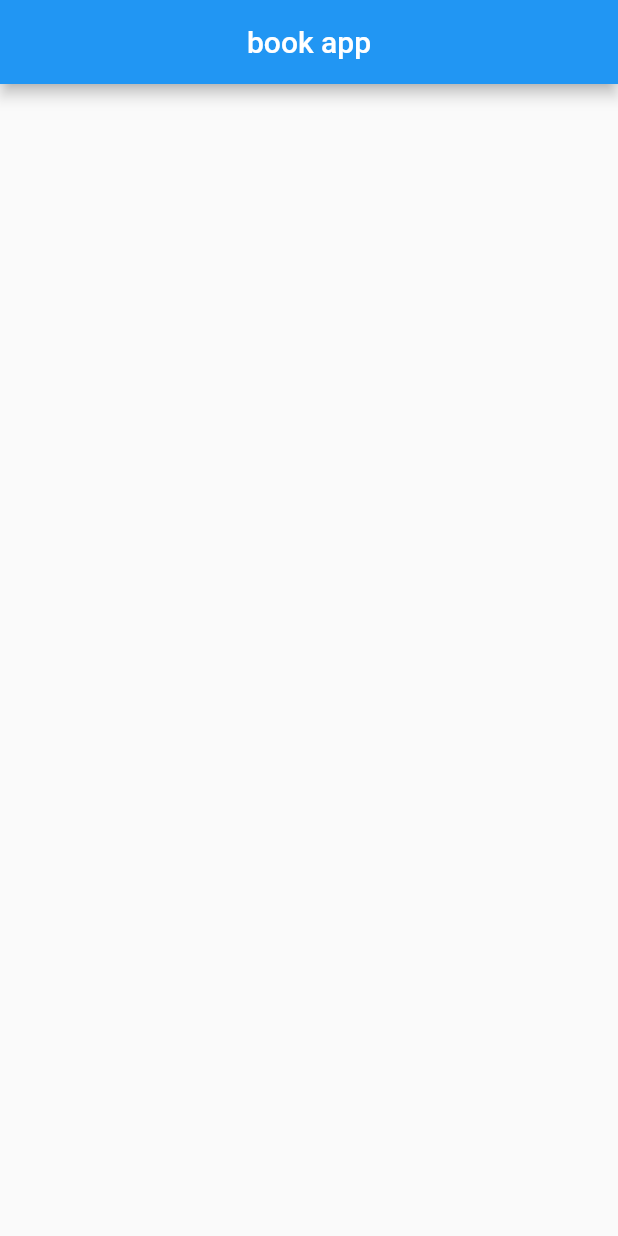
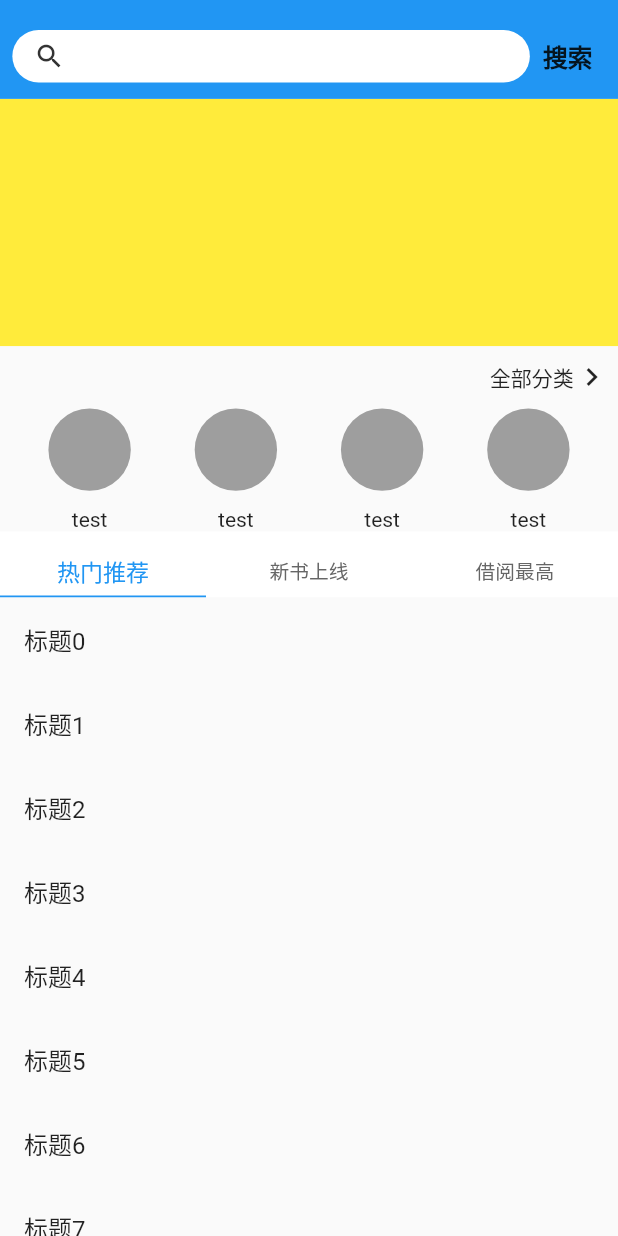
Before and after one commit to crazyball666/bookHouse, a Flutter app: the screen it shows after launch, on a phone screen of 412 x 824 dp. Run offline on Flutter 3.47's test engine with Material 2 defaults, Android fonts, the phone set to English and light mode, and no system bars.

Commit message:
首页布局，修改安卓配置

```diff
--- a/lib/main.dart
+++ b/lib/main.dart
@@ -1,8 +1,19 @@
 import 'package:bookApp/pages/rootPage.dart';
+import 'package:bookApp/util/CommonUtil.dart';
 import 'package:flutter/material.dart';
+import 'dart:io';
+import 'package:flutter/services.dart';
 
 void main() {
   runApp(MyApp());
+  if (Platform.isAndroid) {
+    //沉浸式状态栏
+    SystemUiOverlayStyle systemUiOverlayStyle =
+        SystemUiOverlayStyle(statusBarColor: Colors.transparent);
+    SystemChrome.setSystemUIOverlayStyle(systemUiOverlayStyle);
+  }
+  //竖版
+  SystemChrome.setPreferredOrientations([DeviceOrientation.portraitUp]);
 }
 
 class MyApp extends StatelessWidget {
@@ -10,10 +21,8 @@ class MyApp extends StatelessWidget {
   Widget build(BuildContext context) {
     return MaterialApp(
       title: '城市书屋',
-      theme: ThemeData(
-        primarySwatch: Colors.blue,
-        visualDensity: VisualDensity.adaptivePlatformDensity,
-      ),
+      debugShowCheckedModeBanner: false,
+      navigatorKey: CommonUtil.rootNavKey,
       home: AppRootPage(),
     );
   }
--- /dev/null
+++ b/lib/pages/Index/IndexPage.dart
@@ -0,0 +1,67 @@
+import 'package:bookApp/pages/Index/BannerView.dart';
+import 'package:bookApp/pages/Index/BooksTabBar.dart';
+import 'package:bookApp/pages/Index/CategoryView.dart';
+import 'package:bookApp/pages/Index/SearchBar.dart';
+import 'package:flutter/material.dart';
+import 'package:bookApp/util/ScreenUtil.dart';
+
+class IndexPage extends StatefulWidget {
+  @override
+  State<StatefulWidget> createState() => IndexPageState();
+}
+
+class IndexPageState extends State<IndexPage>
+    with SingleTickerProviderStateMixin {
+  FocusNode _searchFocusNode = FocusNode();
+  TabController _tabController;
+  List<String> _tabs = ["热门推荐", "新书上线", "借阅最高"];
+
+  void _onSearch(String text) {
+    print(text);
+  }
+
+  @override
+  void initState() {
+    super.initState();
+    _tabController = TabController(length: _tabs.length, vsync: this);
+  }
+
+  @override
+  Widget build(BuildContext context) {
+    return Listener(
+      onPointerDown: (event) {
+        if (_searchFocusNode.hasFocus) {
+          _searchFocusNode.unfocus();
+        }
+      },
+      child: Scaffold(
+        appBar: SearchBar(
+          focusNode: _searchFocusNode,
+          onSearch: _onSearch,
+        ),
+        body: NestedScrollView(
+          headerSliverBuilder: (BuildContext context, bool innerBoxIsScrolled) {
+            return [
+              BannerView(),
+              CategoryView(
+                categoryList: ["1", "2", "3", "4"],
+              ),
+              BooksTabBar(
+                controller: _tabController,
+                tabs: _tabs,
+              ),
+            ];
+          },
+          body: ListView.builder(
+            itemBuilder: (BuildContext context, int index) {
+              return ListTile(
+                title: Text("标题$index"),
+              );
+            },
+            itemCount: 50,
+          ),
+        ),
+      ),
+    );
+  }
+}
--- /dev/null
+++ b/lib/pages/Index/SearchBar.dart
@@ -0,0 +1,92 @@
+import 'package:flutter/material.dart';
+import 'package:bookApp/util/ScreenUtil.dart';
+
+class SearchBar extends StatefulWidget implements PreferredSizeWidget {
+  final Function(String) onSearch;
+  final FocusNode focusNode;
+
+  SearchBar({
+    this.onSearch,
+    this.focusNode,
+  });
+
+  @override
+  Size get preferredSize => Size.fromHeight(120.w);
+
+  @override
+  State<StatefulWidget> createState() => _SearchBarState();
+}
+
+class _SearchBarState extends State<SearchBar> {
+  TextEditingController _textEditingController = TextEditingController();
+
+  void _onSearch(String text) {
+    if (widget.onSearch != null) {
+      widget.onSearch(text);
+    }
+  }
+
+  @override
+  Widget build(BuildContext context) {
+    return Container(
+      color: Colors.blue,
+      child: Stack(
+        children: [
+          Positioned(
+            left: 15.w,
+            right: 15.w,
+            bottom: 20.w,
+            child: Container(
+              child: Row(
+                children: [
+                  Expanded(
+                    child: Container(
+                      padding: EdgeInsets.symmetric(horizontal: 26.w),
+                      decoration: BoxDecoration(
+                        // border: Border.all(color: Color(0xFF333333), width: 1.w),
+                        borderRadius: BorderRadius.circular(50.w),
+                        color: Colors.white,
+                      ),
+                      child: Row(
+                        children: [
+                          Icon(
+                            Icons.search,
+                            color: Color(0xFF333333),
+                            size: 38.sp,
+                          ),
+                          Expanded(
+                            child: TextField(
+                              controller: _textEditingController,
+                              focusNode: widget.focusNode,
+                              decoration: InputDecoration(
+                                isDense: true,
+                                border: InputBorder.none,
+                              ),
+                              onSubmitted: _onSearch,
+                            ),
+                          ),
+                        ],
+                      ),
+                    ),
+                  ),
+                  InkWell(
+                    onTap: () => _onSearch(_textEditingController.text),
+                    child: Padding(
+                      padding: EdgeInsets.symmetric(
+                          vertical: 10.w, horizontal: 16.w),
+                      child: Text(
+                        "搜索",
+                        style: TextStyle(
+                            fontSize: 30.sp, fontWeight: FontWeight.bold),
+                      ),
+                    ),
+                  ),
+                ],
+              ),
+            ),
+          ),
+        ],
+      ),
+    );
+  }
+}
--- a/lib/pages/rootPage.dart
+++ b/lib/pages/rootPage.dart
@@ -1,3 +1,6 @@
+import 'package:bookApp/pages/Index/IndexPage.dart';
+import 'package:bookApp/util/CommonUtil.dart';
+import 'package:bookApp/util/ScreenUtil.dart';
 import 'package:flutter/material.dart';
 
 class AppRootPage extends StatefulWidget {
@@ -6,13 +9,25 @@ class AppRootPage extends StatefulWidget {
 }
 
 class AppRootPageState extends State<AppRootPage> {
+  bool _hasInit = false;
+
+  @override
+  void initState() {
+    super.initState();
+    CommonUtil.rootContext = context;
+    Future.delayed(Duration()).then((_) {
+      ScreenUtil.init(context, designSize: Size(750, 1334));
+      setState(() {
+        _hasInit = true;
+      });
+    });
+  }
+
   @override
   Widget build(BuildContext context) {
-    return Scaffold(
-      appBar: AppBar(
-        centerTitle: true,
-        title: Text("book app"),
-      ),
-    );
+    if (!_hasInit) {
+      return Container();
+    }
+    return IndexPage();
   }
 }
--- /dev/null
+++ b/lib/util/CommonUtil.dart
@@ -0,0 +1,8 @@
+import 'package:flutter/material.dart';
+
+class CommonUtil {
+  static BuildContext rootContext;
+
+  /// MaterialApp的Navigator key,用于路由跳转,其实就Navigator组件
+  static final rootNavKey = new GlobalKey<NavigatorState>();
+}
--- /dev/null
+++ b/lib/util/ScreenUtil.dart
@@ -0,0 +1,148 @@
+import 'package:flutter/material.dart';
+
+/// 封装屏幕适配类
+///
+
+extension SizeExtension on num {
+  ///[ScreenUtil.setWidth]
+  num get w => ScreenUtil().setWidth(this);
+
+  ///[ScreenUtil.setHeight]
+  num get h => ScreenUtil().setHeight(this);
+
+  ///[ScreenUtil.setSp]
+  num get sp => ScreenUtil().setSp(this);
+
+  ///[ScreenUtil.setSp]
+  num get ssp => ScreenUtil().setSp(this, allowFontScalingSelf: true);
+
+  ///[ScreenUtil.setSp]
+  num get nsp => ScreenUtil().setSp(this, allowFontScalingSelf: false);
+
+  ///屏幕宽度的倍数
+  ///Multiple of screen width
+  num get wp => ScreenUtil().screenWidth * this;
+
+  ///屏幕高度的倍数
+  ///Multiple of screen height
+  num get hp => ScreenUtil().screenHeight * this;
+}
+
+class ScreenUtil {
+  static ScreenUtil _instance;
+  static const Size defaultSize = Size(1080, 1920);
+
+  /// UI设计中手机尺寸 , px
+  /// Size of the phone in UI Design , px
+  Size uiSize = defaultSize;
+
+  /// 控制字体是否要根据系统的“字体大小”辅助选项来进行缩放。默认值为false。
+  /// allowFontScaling Specifies whether fonts should scale to respect Text Size accessibility settings. The default is false.
+  bool allowFontScaling = false;
+
+  static double _pixelRatio;
+  static double _screenWidth;
+  static double _screenHeight;
+  static double _statusBarHeight;
+  static double _bottomBarHeight;
+  static double _textScaleFactor;
+
+  ScreenUtil._();
+
+  factory ScreenUtil() {
+    assert(
+    _instance != null,
+    '\nEnsure to initialize ScreenUtil before accessing it.',
+    );
+    return _instance;
+  }
+
+  static void init(
+      BuildContext context, {
+        Size designSize = defaultSize,
+        bool allowFontScaling = false,
+      }) {
+    _instance ??= ScreenUtil._();
+    _instance
+      ..uiSize = designSize
+      ..allowFontScaling = allowFontScaling;
+    MediaQueryData mediaQuery = MediaQuery.of(context);
+    _pixelRatio = mediaQuery.devicePixelRatio;
+    _screenWidth = mediaQuery.size.width;
+    _screenHeight = mediaQuery.size.height;
+    _statusBarHeight = mediaQuery.padding.top;
+    _bottomBarHeight = mediaQuery.padding.bottom;
+    _textScaleFactor = mediaQuery.textScaleFactor;
+  }
+
+  /// 每个逻辑像素的字体像素数，字体的缩放比例
+  /// The number of font pixels for each logical pixel.
+  double get textScaleFactor => _textScaleFactor;
+
+  /// 设备的像素密度
+  /// The size of the media in logical pixels (e.g, the size of the screen).
+  double get pixelRatio => _pixelRatio;
+
+  /// 当前设备宽度 dp
+  /// The horizontal extent of this size.
+  double get screenWidth => _screenWidth;
+
+  ///当前设备高度 dp
+  ///The vertical extent of this size. dp
+  double get screenHeight => _screenHeight;
+
+  /// 当前设备宽度 px
+  /// The vertical extent of this size. px
+  double get screenWidthPx => _screenWidth * _pixelRatio;
+
+  /// 当前设备高度 px
+  /// The vertical extent of this size. px
+  double get screenHeightPx => _screenHeight * _pixelRatio;
+
+  /// 状态栏高度 dp 刘海屏会更高
+  /// The offset from the top
+  double get statusBarHeight => _statusBarHeight;
+
+  /// 底部安全区距离 dp
+  /// The offset from the bottom.
+  double get bottomBarHeight => _bottomBarHeight;
+
+  /// 实际的dp与UI设计px的比例
+  /// The ratio of the actual dp to the design draft px
+  double get scaleWidth => _screenWidth / uiSize.width;
+
+  double get scaleHeight => _screenHeight / uiSize.height;
+
+  double get scaleText => scaleWidth;
+
+  /// 根据UI设计的设备宽度适配
+  /// 高度也可以根据这个来做适配可以保证不变形,比如你先要一个正方形的时候.
+  /// Adapted to the device width of the UI Design.
+  /// Height can also be adapted according to this to ensure no deformation ,
+  /// if you want a square
+  num setWidth(num width) => width * scaleWidth;
+
+  /// 根据UI设计的设备高度适配
+  /// 当发现UI设计中的一屏显示的与当前样式效果不符合时,
+  /// 或者形状有差异时,建议使用此方法实现高度适配.
+  /// 高度适配主要针对想根据UI设计的一屏展示一样的效果
+  /// Highly adaptable to the device according to UI Design
+  /// It is recommended to use this method to achieve a high degree of adaptation
+  /// when it is found that one screen in the UI design
+  /// does not match the current style effect, or if there is a difference in shape.
+  num setHeight(num height) => height * scaleHeight;
+
+  ///字体大小适配方法
+  ///@param [fontSize] UI设计上字体的大小,单位px.
+  ///Font size adaptation method
+  ///@param [fontSize] The size of the font on the UI design, in px.
+  ///@param [allowFontScaling]
+  num setSp(num fontSize, {bool allowFontScalingSelf}) =>
+      allowFontScalingSelf == null
+          ? (allowFontScaling
+          ? (fontSize * scaleText)
+          : ((fontSize * scaleText) / _textScaleFactor))
+          : (allowFontScalingSelf
+          ? (fontSize * scaleText)
+          : ((fontSize * scaleText) / _textScaleFactor));
+}
```
Also changed, not shown: lib/pages/Index/BannerView.dart (added, +20 -0 lines), lib/pages/Index/BooksTabBar.dart (added, +74 -0 lines), lib/pages/Index/CategoryView.dart (added, +55 -0 lines), 2 other files.
